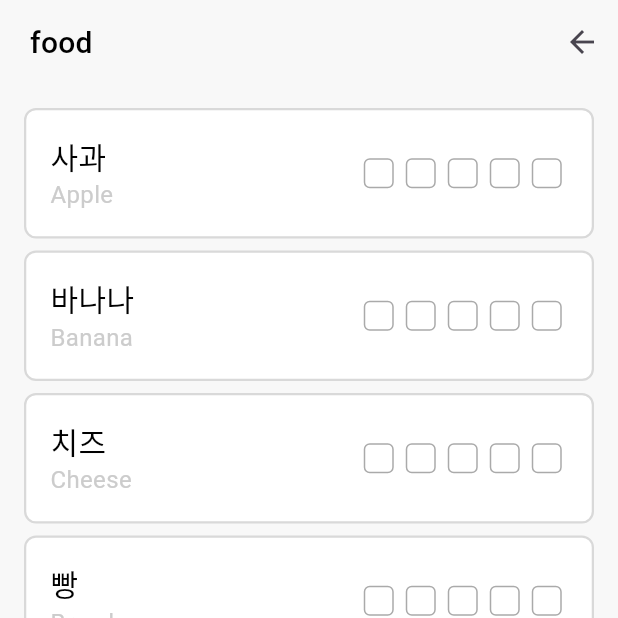
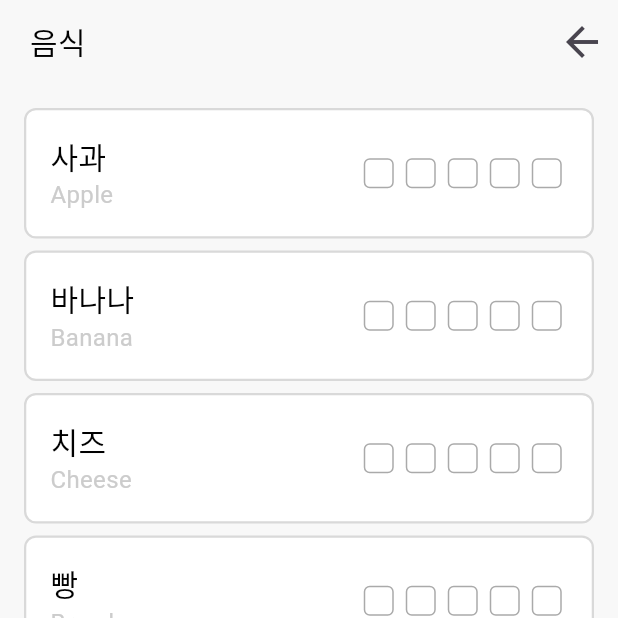
Before and after one commit to DoRun-DoRun/flash-card-app, a Flutter app: the CategoryPage screen opened by its route, after a tap on "음식", on a phone screen of 412 x 824 dp, the top half of it. Run offline on Flutter 3.47's test engine with Material 3 defaults, Android fonts, the light colour scheme and no system bars; our stand-ins replace flutter_card_swiper, flutter_riverpod, go_router, riverpod_annotation; generated files the repository leaves out were written again; network calls fail; Roboto replaces fonts that are missing (Jalnan, Jeju).

Commit message:
refactor: 기타 UI 수정

```diff
--- a/lib/repository/card_repo.dart
+++ b/lib/repository/card_repo.dart
@@ -21,7 +21,7 @@ class CardList extends _$CardList {
 
   List<WordCard> filterByCategory(String? category) {
     // state의 WordCard 리스트에서 주어진 카테고리와 일치하는 객체만 필터링하여 반환
-    return state.where((card) => card.category.english == category).toList();
+    return state.where((card) => card.category.korean == category).toList();
   }
 
   void shuffleCard() {
@@ -72,6 +72,6 @@ class CardList extends _$CardList {
     int count =
         state[index].history.where((value) => value == lastAnswer).length;
 
-    return lastAnswer ? "이전에 $count번 맞춘 단어에요" : "이전에 $count번 틀린 단어에요";
+    return lastAnswer ? "최근에 $count번 맞춘 단어에요" : "이전에 $count번 틀린 단어에요";
   }
 }
--- a/lib/view/category_list_page.dart
+++ b/lib/view/category_list_page.dart
@@ -29,7 +29,10 @@ class CategoryListPage extends ConsumerWidget {
           centerTitle: false,
           actions: [
             IconButton(
-              icon: const Icon(Icons.arrow_back),
+              icon: const Icon(
+                Icons.arrow_back,
+                size: 32,
+              ),
               onPressed: () {
                 context.pop();
               },
--- a/lib/view/category_page.dart
+++ b/lib/view/category_page.dart
@@ -27,7 +27,10 @@ class CategoryPage extends ConsumerWidget {
           automaticallyImplyLeading: false,
           actions: [
             IconButton(
-              icon: const Icon(Icons.arrow_back),
+              icon: const Icon(
+                Icons.arrow_back,
+                size: 32,
+              ),
               onPressed: () {
                 context.pop();
               },
--- a/lib/view/category_widget.dart
+++ b/lib/view/category_widget.dart
@@ -15,7 +15,7 @@ class CategoryWidget extends StatelessWidget {
   Widget build(BuildContext context) {
     return GestureDetector(
       onTap: () {
-        context.push('/category/${wordCard.english}');
+        context.push('/category/${wordCard.korean}');
       },
       child: Container(
         decoration: BoxDecoration(
```
Also changed, not shown: lib/view/card_widget.dart (+7 -10 lines).
